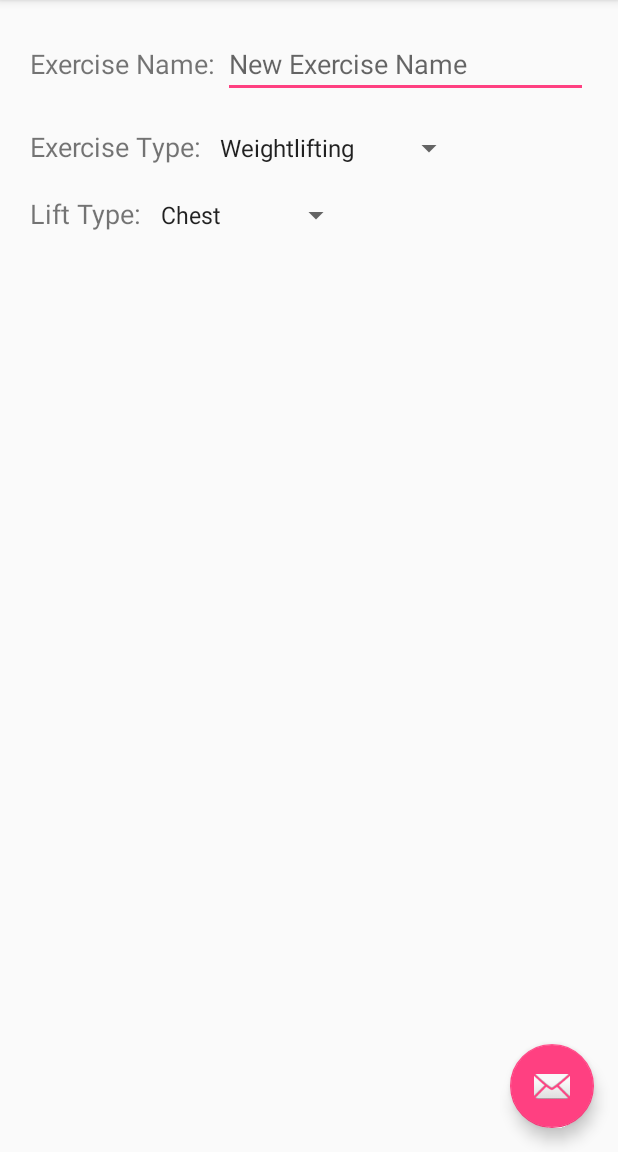
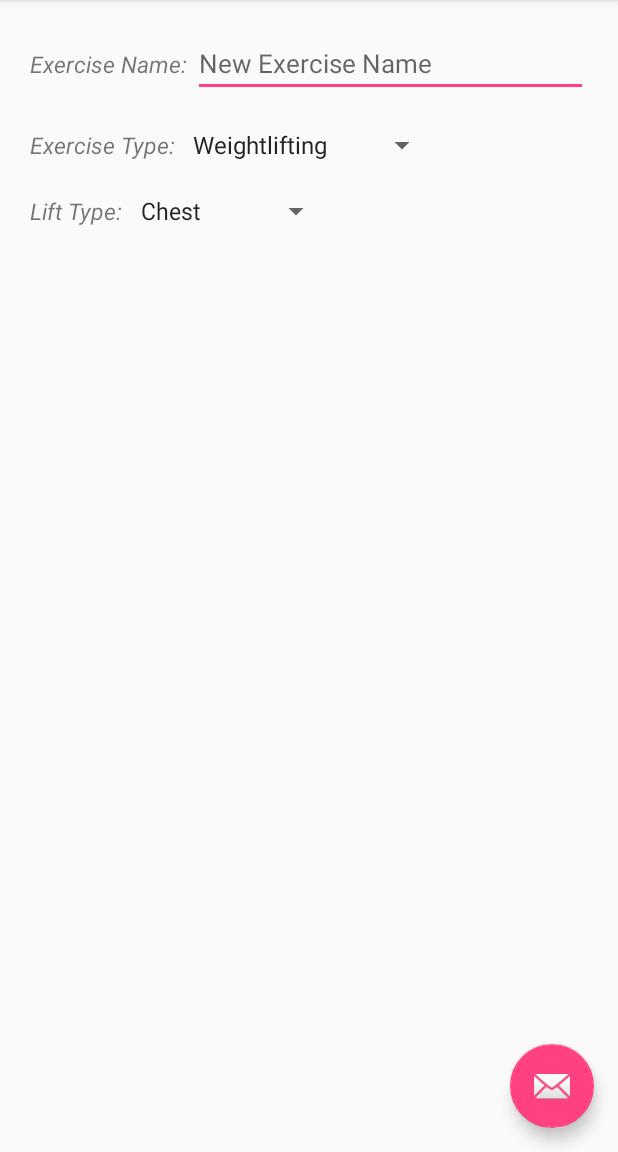
Before and after one commit to cameron-ridgewell/LiftTracker, an Android app: the screen it shows after launch (MainActivity), in the side drawer, after a tap on "Create Exercise", on a phone screen of 412 x 824 dp, the part 84-1236 px from its top. Run offline under Robolectric (Android 15) with nearby library versions, the phone set to English and light mode, and no system bars.

Commit message:
updated styles

```diff
--- a/app/src/main/res/values/styles.xml
+++ b/app/src/main/res/values/styles.xml
@@ -29,11 +29,12 @@
     </style>
 
     <style name="create_item_input_title">
-        <item name="android:textSize">18dp</item>
+        <item name="android:textSize">15dp</item>
+        <item name="android:textStyle">italic</item>
     </style>
 
     <style name="create_item_input_edittext">
-        <item name="android:textSize">18dp</item>
+        <item name="android:textSize">17dp</item>
         <item name="android:singleLine">true</item>
     </style>
 
```
